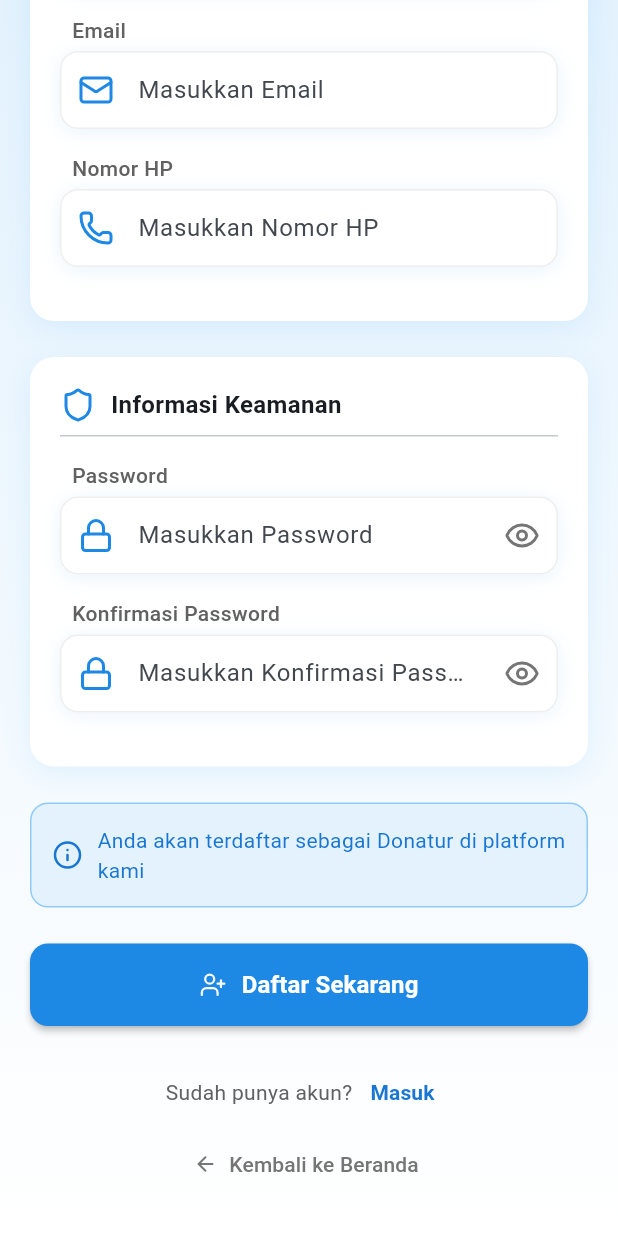
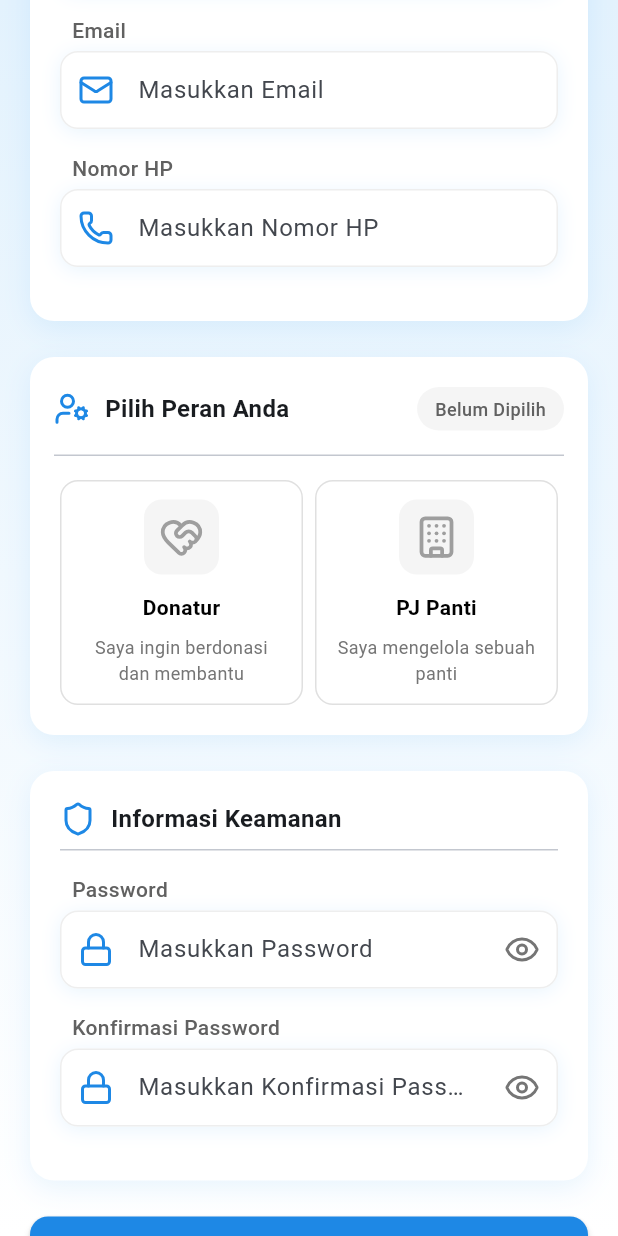
Before and after one commit to rafialifa100/hand_2_heart_mobile_kelompok7, a Flutter app: the RegisterPage screen opened directly, scrolled down 373 dp, on a phone screen of 412 x 824 dp. Run offline on Flutter 3.47's test engine with Material 3 defaults, Android fonts, the phone set to English and light mode, and no system bars; our stand-ins replace firebase_auth, firebase_core, google_fonts, lucide_icons; accounts and stored records are empty.

```diff
--- a/lib/register_page.dart
+++ b/lib/register_page.dart
@@ -1,6 +1,6 @@
+import 'package:firebase_auth/firebase_auth.dart';
+import 'package:firebase_core/firebase_core.dart';
 import 'package:flutter/material.dart';
-import 'package:http/http.dart' as http;
-import 'dart:convert';
 import 'package:lucide_icons/lucide_icons.dart';
 
 class RegisterPage extends StatefulWidget {
@@ -22,6 +22,7 @@ class _RegisterPageState extends State<RegisterPage> with SingleTickerProviderSt
   bool _isLoading = false;
   bool _showPassword = false;
   bool _showConfirmPassword = false;
+  String? _selectedRole;
   String? _errorMessage;
 
   late AnimationController _animationController;
@@ -56,40 +57,50 @@ class _RegisterPageState extends State<RegisterPage> with SingleTickerProviderSt
   }
 
   Future<void> _submitForm() async {
-    if (_formKey.currentState!.validate()) {
+    if (_formKey.currentState!.validate() && _selectedRole != null) {
       setState(() {
         _isLoading = true;
         _errorMessage = null;
       });
 
-      final body = {
-        "fullName": _fullNameController.text.trim(),
-        "email": _emailController.text.trim(),
-        "phone": _phoneController.text.trim(),
-        "password": _passwordController.text.trim(),
-        "role": "donatur", // Peran otomatis diatur sebagai donatur
-      };
+      final email = _emailController.text.trim();
+      final password = _passwordController.text.trim();
 
       try {
-        final response = await http.post(
-          Uri.parse("http://localhost:8080/api/user/register"),
-          headers: {"Content-Type": "application/json"},
-          body: jsonEncode(body),
+        // Register user using Firebase Authentication
+        UserCredential userCredential = await FirebaseAuth.instance.createUserWithEmailAndPassword(
+          email: email,
+          password: password,
         );
 
-        if (response.statusCode == 200 || response.statusCode == 201) {
-          Navigator.pushReplacementNamed(context, '/login');
+        // Get the newly created user
+        final User? user = userCredential.user;
+        if (user != null) {
+          // Optionally, save user profile info to Firestore
+          // Firestore.instance.collection('users').doc(user.uid).set({
+          //   'fullName': _fullNameController.text.trim(),
+          //   'phone': _phoneController.text.trim(),
+          //   'role': _selectedRole,
+          // });
+
           ScaffoldMessenger.of(context).showSnackBar(
             _buildCustomSnackBar("Registrasi berhasil. Silakan login."),
           );
-        } else {
-          setState(() => _errorMessage = "Gagal mendaftar. Coba lagi.");
+          Navigator.pushReplacementNamed(context, '/login');
         }
-      } catch (e) {
-        setState(() => _errorMessage = "Terjadi kesalahan. Coba lagi nanti.");
+      } on FirebaseAuthException catch (e) {
+        setState(() {
+          _errorMessage = e.message;
+        });
       } finally {
-        setState(() => _isLoading = false);
+        setState(() {
+          _isLoading = false;
+        });
       }
+    } else if (_selectedRole == null) {
+      ScaffoldMessenger.of(context).showSnackBar(
+        _buildCustomSnackBar("Silakan pilih peran Anda terlebih dahulu"),
+      );
     }
   }
 
@@ -229,6 +240,158 @@ class _RegisterPageState extends State<RegisterPage> with SingleTickerProviderSt
     );
   }
 
+  Widget _buildRoleSelector() {
+    final List<Map<String, dynamic>> roles = [
+      {
+        'label': 'Donatur',
+        'value': 'donatur',
+        'icon': LucideIcons.heartHandshake,
+        'desc': 'Saya ingin berdonasi dan membantu'
+      },
+      {
+        'label': 'PJ Panti',
+        'value': 'pj_panti',
+        'icon': LucideIcons.building,
+        'desc': 'Saya mengelola sebuah panti'
+      },
+    ];
+
+    return FadeTransition(
+      opacity: _animation,
+      child: Container(
+        width: double.infinity,
+        margin: const EdgeInsets.only(bottom: 24),
+        padding: const EdgeInsets.symmetric(vertical: 20, horizontal: 16),
+        decoration: BoxDecoration(
+          color: Colors.white,
+          borderRadius: BorderRadius.circular(16),
+          boxShadow: [
+            BoxShadow(
+              color: Colors.blue.withOpacity(0.1),
+              blurRadius: 15,
+              offset: const Offset(0, 5),
+            ),
+          ],
+        ),
+        child: Column(
+          crossAxisAlignment: CrossAxisAlignment.start,
+          children: [
+            Row(
+              children: [
+                Icon(
+                  LucideIcons.userCog,
+                  color: Colors.blue.shade600,
+                ),
+                const SizedBox(width: 10),
+                const Text(
+                  "Pilih Peran Anda",
+                  style: TextStyle(
+                    fontSize: 16,
+                    fontWeight: FontWeight.bold,
+                  ),
+                ),
+                const Spacer(),
+                Container(
+                  padding: const EdgeInsets.symmetric(horizontal: 12, vertical: 6),
+                  decoration: BoxDecoration(
+                    color: _selectedRole != null
+                        ? Colors.green.shade100
+                        : Colors.grey.shade100,
+                    borderRadius: BorderRadius.circular(20),
+                  ),
+                  child: Text(
+                    _selectedRole != null
+                        ? "Peran Terpilih"
+                        : "Belum Dipilih",
+                    style: TextStyle(
+                      fontSize: 12,
+                      color: _selectedRole != null
+                          ? Colors.green.shade700
+                          : Colors.grey.shade700,
+                      fontWeight: FontWeight.w500,
+                    ),
+                  ),
+                ),
+              ],
+            ),
+            const SizedBox(height: 16),
+            const Divider(height: 1),
+            const SizedBox(height: 16),
+            Row(
+              children: roles.map((role) {
+                final bool selected = _selectedRole == role['value'];
+                return Expanded(
+                  child: GestureDetector(
+                    onTap: () => setState(() => _selectedRole = role['value'] as String),
+                    child: Container(
+                      padding: const EdgeInsets.all(12),
+                      margin: const EdgeInsets.symmetric(horizontal: 4),
+                      decoration: BoxDecoration(
+                        border: Border.all(
+                            color: selected
+                                ? Colors.blue
+                                : Colors.grey.shade300),
+                        color: selected ? Colors.blue.shade50 : Colors.white,
+                        borderRadius: BorderRadius.circular(12),
+                        boxShadow: selected
+                            ? [
+                                BoxShadow(
+                                  color: Colors.blue.withOpacity(0.2),
+                                  blurRadius: 8,
+                                  offset: const Offset(0, 2),
+                                ),
+                              ]
+                            : null,
+                      ),
+                      child: Column(
+                        children: [
+                          Container(
+                            padding: const EdgeInsets.all(10),
+                            decoration: BoxDecoration(
+                              color: selected
+                                  ? Colors.blue.withOpacity(0.2)
+                                  : Colors.grey.shade100,
+                              borderRadius: BorderRadius.circular(12),
+                            ),
+                            child: Icon(
+                              role['icon'] as IconData,
+                              color: selected
+                                  ? Colors.blue
+                                  : Colors.grey,
+                              size: 30,
+                            ),
+                          ),
+                          const SizedBox(height: 12),
+                          Text(
+                            role['label'] as String,
+                            style: TextStyle(
+                                fontWeight: FontWeight.w600,
+                                color: selected ? Colors.blue : Colors.black),
+                          ),
+                          const SizedBox(height: 8),
+                          Text(
+                            role['desc'] as String,
+                            style: TextStyle(
+                              fontSize: 12,
+                              color: selected
+                                  ? Colors.blue.shade700
+                                  : Colors.grey.shade600,
+                            ),
+                            textAlign: TextAlign.center,
+                          ),
+                        ],
+                      ),
+                    ),
+                  ),
+                );
+              }).toList(),
+            ),
+          ],
+        ),
+      ),
+    );
+  }
+
   @override
   Widget build(BuildContext context) {
     return Scaffold(
@@ -246,7 +409,6 @@ class _RegisterPageState extends State<RegisterPage> with SingleTickerProviderSt
             padding: const EdgeInsets.symmetric(horizontal: 20, vertical: 24),
             child: Column(
               children: [
-                // App Logo and Header
                 FadeTransition(
                   opacity: _animation,
                   child: Column(
@@ -268,29 +430,30 @@ class _RegisterPageState extends State<RegisterPage> with SingleTickerProviderSt
                         child: const Icon(LucideIcons.heart, color: Colors.white, size: 36),
                       ),
                       const SizedBox(height: 16),
-                      Text("Daftar Akun Baru",
+                      Text(
+                        "Daftar Akun Baru",
                         style: TextStyle(
                           fontSize: 24,
                           fontWeight: FontWeight.bold,
                           color: Colors.blue.shade700
-                          )),
+                        ),
+                      ),
                       const SizedBox(height: 8),
-                      Text("Bergabunglah untuk mulai berdonasi",
+                      Text(
+                        "Bergabunglah untuk mulai berdonasi",
                         style: TextStyle(
                           fontSize: 14,
                           color: Colors.grey.shade700,
-                          )),
+                        ),
+                      ),
                       const SizedBox(height: 32),
                     ],
                   ),
                 ),
-
-                // Registration Form
                 Form(
                   key: _formKey,
                   child: Column(
                     children: [
-                      // Personal Information Section
                       FadeTransition(
                         opacity: _animation,
                         child: Container(
@@ -349,8 +512,7 @@ class _RegisterPageState extends State<RegisterPage> with SingleTickerProviderSt
                           ),
                         ),
                       ),
-
-                      // Security Information Section
+                      _buildRoleSelector(),
                       FadeTransition(
                         opacity: _animation,
                         child: Container(
@@ -407,35 +569,6 @@ class _RegisterPageState extends State<RegisterPage> with SingleTickerProviderSt
                           ),
                         ),
                       ),
-
-                      // Notification about donatur role
-                      FadeTransition(
-                        opacity: _animation,
-                        child: Container(
-                          width: double.infinity,
-                          margin: const EdgeInsets.only(bottom: 24),
-                          padding: const EdgeInsets.all(14),
-                          decoration: BoxDecoration(
-                            color: Colors.blue.shade50,
-                            borderRadius: BorderRadius.circular(12),
-                            border: Border.all(color: Colors.blue.shade200),
-                          ),
-                          child: Row(
-                            children: [
-                              Icon(LucideIcons.info, color: Colors.blue.shade700, size: 20),
-                              const SizedBox(width: 10),
-                              Expanded(
-                                child: Text(
-                                  "Anda akan terdaftar sebagai Donatur di platform kami",
-                                  style: TextStyle(color: Colors.blue.shade700),
-                                ),
-                              ),
-                            ],
-                          ),
-                        ),
-                      ),
-
-                      // Error Message
                       if (_errorMessage != null) ...[
                         Container(
                           padding: const EdgeInsets.all(12),
@@ -460,8 +593,6 @@ class _RegisterPageState extends State<RegisterPage> with SingleTickerProviderSt
                           ),
                         ),
                       ],
-
-                      // Register Button
                       SizedBox(
                         width: double.infinity,
                         child: ElevatedButton(
@@ -498,8 +629,6 @@ class _RegisterPageState extends State<RegisterPage> with SingleTickerProviderSt
                                 ),
                         ),
                       ),
-
-                      // Login Link
                       const SizedBox(height: 20),
                       Row(
                         mainAxisAlignment: MainAxisAlignment.center,
@@ -516,8 +645,6 @@ class _RegisterPageState extends State<RegisterPage> with SingleTickerProviderSt
                           ),
                         ],
                       ),
-
-                      // Back to Home Link
                       TextButton.icon(
                         onPressed: () => Navigator.pushReplacementNamed(context, '/home'),
                         icon: Icon(Icons.arrow_back, size: 16, color: Colors.grey.shade600),
```
Also changed, not shown: lib/main.dart (+5 -5 lines). Lines whose indentation alone changed are shown as unchanged.
